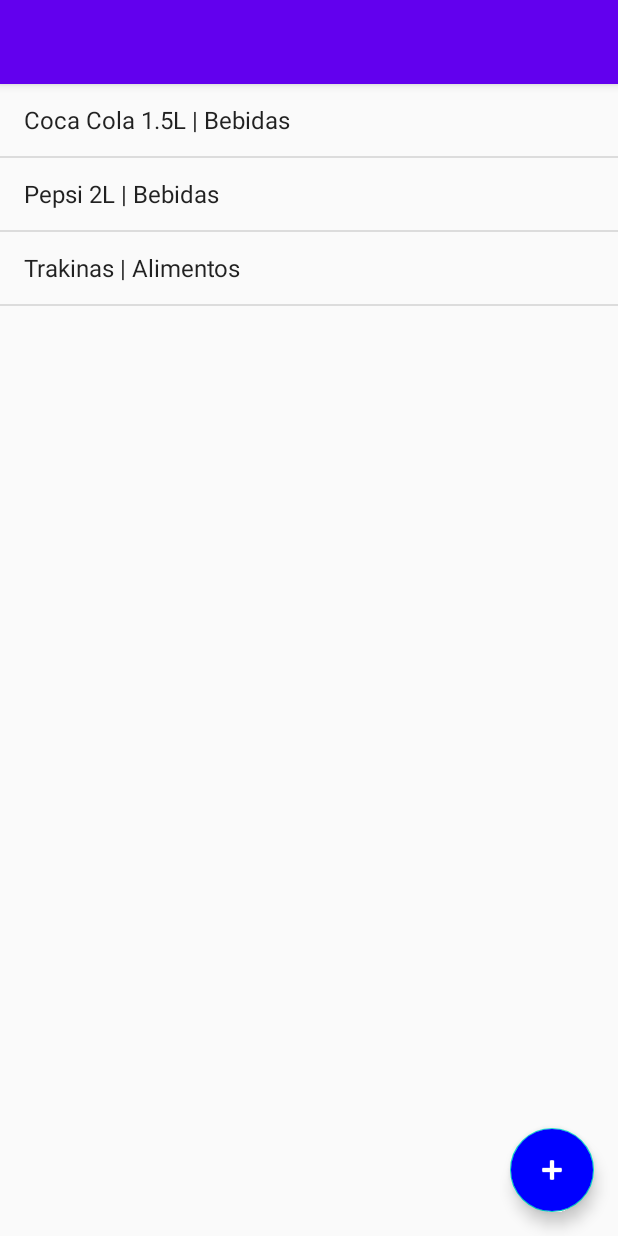
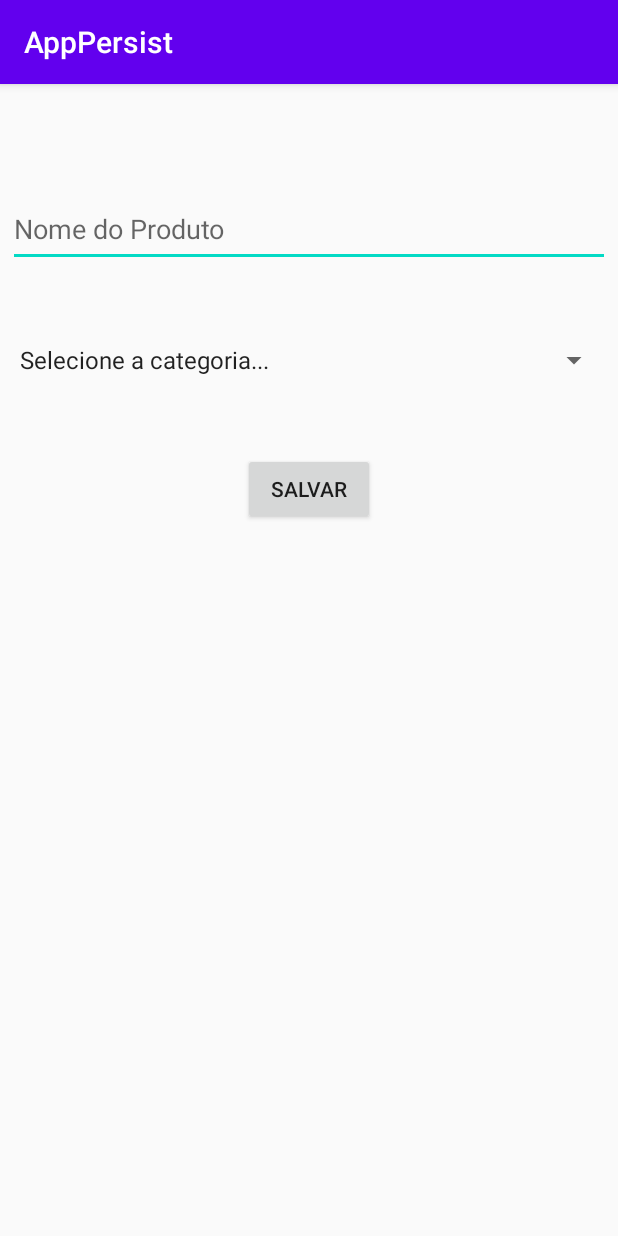
Before and after one commit to PedroHMunhoz/CompDispMoveis_FADERGS, an Android app: the screen it shows after launch (MainActivity before the commit, FormularioActivity after it), after a tap on an icon or button, on a phone screen of 412 x 824 dp. Run offline under Robolectric (Android 15) with nearby library versions, the phone set to English and light mode, and no system bars.

Commit message:
Implementa as classes e métodos para CRUD no SQLite.
Adiciona chamada da tela de Formulário na Main.
Adiciona validação e insert dos dados na tela do Formulário.
Ajusta a leitura da lista de produtos para buscar do banco de dados na Main.

Signed-off-by: Pedro Henrique Munhoz Costa <pedromunhozc@gmail.com>

```diff
--- /dev/null
+++ b/AppPersist/app/src/main/java/br/com/pedrohmunhoz/apppersist/Conexao.java
@@ -0,0 +1,35 @@
+package br.com.pedrohmunhoz.apppersist;
+
+import android.content.Context;
+import android.database.sqlite.SQLiteDatabase;
+import android.database.sqlite.SQLiteOpenHelper;
+
+public class Conexao extends SQLiteOpenHelper {
+
+    // Variável constante que contém o nome do banco SQLite que será criado no dispositivo
+    private static final String NOME_BANCO = "AppPersist_DB";
+
+    // Versão do banco de dados, para controle de upgrades de versão
+    private static final int VERSAO = 1;
+
+    // Construtor recebe o contexto da aplicação por parâmetro, para instanciar o super
+    public Conexao(Context context) {
+
+        // Chamamos o métood construtor da classe pai passando contexto, nome e versão do banco
+        super(context, NOME_BANCO, null, VERSAO);
+    }
+
+    @Override
+    public void onCreate(SQLiteDatabase db) {
+        // Na criação do SQLite vamos rodar essa instrução SQL para criar a tabela de produtos
+        db.execSQL("CREATE TABLE IF NOT EXISTS produtos (" +
+                "id INTEGER NOT NULL PRIMARY KEY AUTOINCREMENT," +
+                "nome TEXT NOT NULL," +
+                "categoria TEXT NOT NULL)");
+    }
+
+    @Override
+    public void onUpgrade(SQLiteDatabase db, int oldVersion, int newVersion) {
+
+    }
+}
--- a/AppPersist/app/src/main/java/br/com/pedrohmunhoz/apppersist/FormularioActivity.java
+++ b/AppPersist/app/src/main/java/br/com/pedrohmunhoz/apppersist/FormularioActivity.java
@@ -3,12 +3,68 @@ package br.com.pedrohmunhoz.apppersist;
 import androidx.appcompat.app.AppCompatActivity;
 
 import android.os.Bundle;
+import android.view.View;
+import android.widget.Button;
+import android.widget.EditText;
+import android.widget.Spinner;
+import android.widget.Toast;
 
 public class FormularioActivity extends AppCompatActivity {
+
+    private EditText txtNomeProduto;
+    private Spinner cboCategorias;
+    private Button btnSalvar;
 
     @Override
     protected void onCreate(Bundle savedInstanceState) {
         super.onCreate(savedInstanceState);
         setContentView(R.layout.activity_formulario);
+
+        // Pegamos a referência do elemento da tela para o nosso objeto para manipular
+        txtNomeProduto = findViewById(R.id.txtNomeProduto);
+        cboCategorias = findViewById(R.id.cboCategorias);
+        btnSalvar = findViewById(R.id.btnSalvar);
+
+        // Criamos um clickListener para disparar quando o botão Salvar for clicado
+        btnSalvar.setOnClickListener(new View.OnClickListener() {
+            @Override
+            public void onClick(View v) {
+                // Ao clicar, ele irá chamar o método Salvar que implementa a regra
+                salvar();
+            }
+        });
+    }
+
+    private void salvar() {
+        // Lemos do campo da tela o valor digitado pelo usuário
+        String nomeProduto = txtNomeProduto.getText().toString();
+
+        /** Se o nome estiver vazio ou a opção selecionada for 0, que é o "Selecione a categoria"
+         * vamos dar um Toast pro usuário preencher os dados completamente. O último parâmetro
+         * do Toast é uma constante de duração, sendo ele LONG ou SHORT.
+         */
+        if (nomeProduto.isEmpty() || cboCategorias.getSelectedItemPosition() == 0) {
+            Toast.makeText(this, "Você deve preencher todos os campos", Toast.LENGTH_LONG).show();
+        } else {
+            // Instanciamos um novo produto para popular as propriedades dele
+            Produto produto = new Produto();
+
+            // Seta o nome
+            produto.setNome(nomeProduto);
+
+            // Seta a categoria, pegando o texto que está na opção selecionada do Spinner
+            produto.setCategoria(cboCategorias.getSelectedItem().toString());
+
+            // Chama a classe de DAO passando o contexto e o produto a ser inserido no banco
+            ProdutoDAO.inserir(this, produto);
+
+            // Limpa o campo do nome do produto, para digitar um novo
+            txtNomeProduto.setText("");
+
+            // Seta o combo de Categorias para a primeira opção, com animação habilitada
+            cboCategorias.setSelection(0, true);
+
+            Toast.makeText(this, "Produto cadastro com sucesso!", Toast.LENGTH_LONG).show();
+        }
     }
 }
--- a/AppPersist/app/src/main/java/br/com/pedrohmunhoz/apppersist/MainActivity.java
+++ b/AppPersist/app/src/main/java/br/com/pedrohmunhoz/apppersist/MainActivity.java
@@ -1,5 +1,6 @@
 package br.com.pedrohmunhoz.apppersist;
 
+import android.content.Intent;
 import android.os.Bundle;
 
 import com.google.android.material.floatingactionbutton.FloatingActionButton;
@@ -37,27 +38,47 @@ public class MainActivity extends AppCompatActivity {
         fab.setOnClickListener(new View.OnClickListener() {
             @Override
             public void onClick(View view) {
+                // Instancia uma nova intent, para navegar pra tela de cadastro
+                Intent intent = new Intent(MainActivity.this, FormularioActivity.class);
+
+                // Inicia a activity configurada
+                startActivity(intent);
             }
         });
     }
 
+    // Aqui fazemos override do método onRestart para que quando o usuário ir para a tela de
+    // cadastro e voltar, a lista seja atualizada novamente, e não somente ao abrir o programa
+    @Override
+    protected void onRestart() {
+        super.onRestart();
+
+        // Chama o método para popular a lista e o adapter que será usado
+        carregarProdutos();
+    }
+
     private void carregarProdutos() {
-        lstProdutos = new ArrayList<>();
+        // Usando a classe ProdutoDAO, chamamos o método que vai buscar todos os produtos no banco
+        lstProdutos = ProdutoDAO.getProdutos(this);
 
-        Produto produto = new Produto("Coca Cola 1.5L", "Bebidas");
-        lstProdutos.add(produto);
+        // Se a lista não tiver nada, vamos criar um produto "fake" para mostrar na tela pro usuário
+        if (lstProdutos.size() == 0) {
+            // Produto placeholder, apenas para mostrar caso a lista venha vazia
+            Produto fake = new Produto("Lista vazia...", "");
+            lstProdutos.add(fake);
 
-        produto = new Produto("Pepsi 2L", "Bebidas");
-        lstProdutos.add(produto);
-
-        produto = new Produto("Trakinas", "Alimentos");
-        lstProdutos.add(produto);
+            // Desabilitamos as interações com a ListView, para que ela fique similar a uma label apenas
+            lvwProdutos.setEnabled(false);
+        } else {
+            // Habilitamos a interação com a ListView, caso a lista tenha produtos vindos do banco
+            lvwProdutos.setEnabled(true);
+        }
 
         /* O adapter recebe 3 parâmetros, sendo eles:
-        * Parâmetro 1: o contexto onde o mesmo será usado, nesse caso o "this" referencia a activity atual
-        * Parâmetro 2: o layout dos itens da lista
-        * Parâmetro 3: a lista de itens a serem exibidos
-        * * */
+         * Parâmetro 1: o contexto onde o mesmo será usado, nesse caso o "this" referencia a activity atual
+         * Parâmetro 2: o layout dos itens da lista
+         * Parâmetro 3: a lista de itens a serem exibidos
+         * * */
         adapter = new ArrayAdapter(this, android.R.layout.simple_list_item_1, lstProdutos);
 
         // Seta o adapter na listview, para renderizar
--- a/AppPersist/app/src/main/res/layout/activity_formulario.xml
+++ b/AppPersist/app/src/main/res/layout/activity_formulario.xml
@@ -30,6 +30,7 @@
         app:layout_constraintTop_toBottomOf="@+id/txtNomeProduto" />
 
     <Button
+        android:id="@+id/btnSalvar"
         android:layout_width="wrap_content"
         android:layout_height="wrap_content"
         android:layout_marginTop="50dp"
```
Also changed, not shown: AppPersist/app/src/main/java/br/com/pedrohmunhoz/apppersist/ProdutoDAO.java (added, +159 -0 lines).
